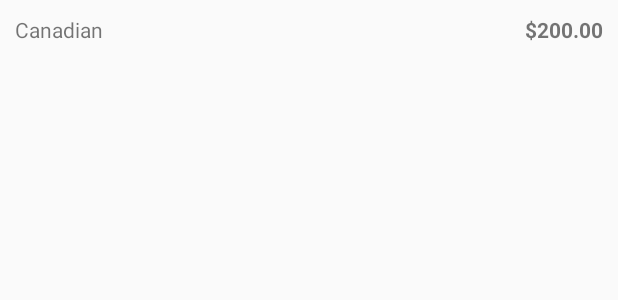
After one commit to dtn9797/Capstone-Project-Udacity, an Android app: the layout list_item_widget.xml on its own in the app's theme, with its tools: preview values and no code run, on a phone screen of 412 x 824 dp. The commit adds this screen. Shown: the top 300 px of the screen. Run offline under Robolectric (Android 15) with nearby library versions, the phone set to English and light mode, and no system bars.

Commit message:
Implementing Task 10: initilizing widget xml, java, manifest

```diff
--- a/app/src/main/AndroidManifest.xml
+++ b/app/src/main/AndroidManifest.xml
@@ -12,6 +12,10 @@
         <meta-data
             android:name="com.google.android.gms.wallet.api.enabled"
             android:value="true" />
+        <!--<service-->
+            <!--android:name=".widgets.ListViewWigetService"-->
+            <!--android:permission="android.permission.BIND_REMOTEVIEWS" />-->
+
         <activity android:name=".MainActivity">
             <intent-filter>
                 <action android:name="android.intent.action.MAIN" />
@@ -21,7 +25,7 @@
         </activity>
         <activity android:name=".DetailActivity"/>
 
-        <receiver android:name=".NewAppWidget">
+        <receiver android:name=".widgets.NewAppWidget">
             <intent-filter>
                 <action android:name="android.appwidget.action.APPWIDGET_UPDATE" />
             </intent-filter>
--- /dev/null
+++ b/app/src/main/res/layout/list_item_widget.xml
@@ -0,0 +1,34 @@
+<?xml version="1.0" encoding="utf-8"?>
+<LinearLayout xmlns:android="http://schemas.android.com/apk/res/android"
+    android:orientation="vertical"
+    android:id="@+id/parent_view"
+    android:layout_width="match_parent"
+    android:layout_height="match_parent">
+
+    <LinearLayout
+        android:orientation="horizontal" android:layout_width="match_parent"
+        android:layout_height="wrap_content"
+        android:layout_margin="10dp">
+
+        <TextView
+            android:id="@+id/widget_product_title_tv"
+            android:text="@string/brand_name_sample"
+            android:layout_width="wrap_content"
+            android:layout_height="wrap_content"
+            android:gravity="start"
+            android:layout_weight="1"/>
+
+        <TextView
+            android:id="@+id/widget_product_price_tv"
+            android:text="@string/order_price"
+            android:layout_width="wrap_content"
+            android:layout_height="wrap_content"
+            android:gravity="end"
+            android:layout_weight="1"
+            android:textStyle="bold"
+            />
+
+    </LinearLayout>
+
+
+</LinearLayout>
--- a/app/src/main/res/values/strings.xml
+++ b/app/src/main/res/values/strings.xml
@@ -1,6 +1,6 @@
 <resources>
     <string name="app_name">AmaShop</string>
-    <string name="appwidget_text">EXAMPLE</string>
+    <string name="appwidget_text">Hi</string>
     <string name="add_widget">Add widget</string>
 
     <!--sign in fragment-->
@@ -52,4 +52,5 @@
     <string name="order_price">$200.00</string>
     <string name="close_button_description">Close Button</string>
     <string name="app_logo">App Logo</string>
+    <string name="empty_text">Products are unavailable</string>
 </resources>
--- a/app/src/main/res/xml/new_app_widget_info.xml
+++ b/app/src/main/res/xml/new_app_widget_info.xml
@@ -2,8 +2,8 @@
 <appwidget-provider xmlns:android="http://schemas.android.com/apk/res/android"
     android:initialKeyguardLayout="@layout/new_app_widget"
     android:initialLayout="@layout/new_app_widget"
-    android:minHeight="40dp"
-    android:minWidth="40dp"
+    android:minHeight="180dp"
+    android:minWidth="250dp"
     android:previewImage="@drawable/example_appwidget_preview"
     android:resizeMode="horizontal|vertical"
     android:updatePeriodMillis="86400000"
```
Also changed, not shown: app/src/main/java/com/example/duynguyen/amashop/widgets/NewAppWidget.java (renamed from app/src/main/java/com/example/duynguyen/amashop/NewAppWidget.java, +19 -3 lines), app/src/main/res/layout/new_app_widget.xml (+36 -16 lines).
